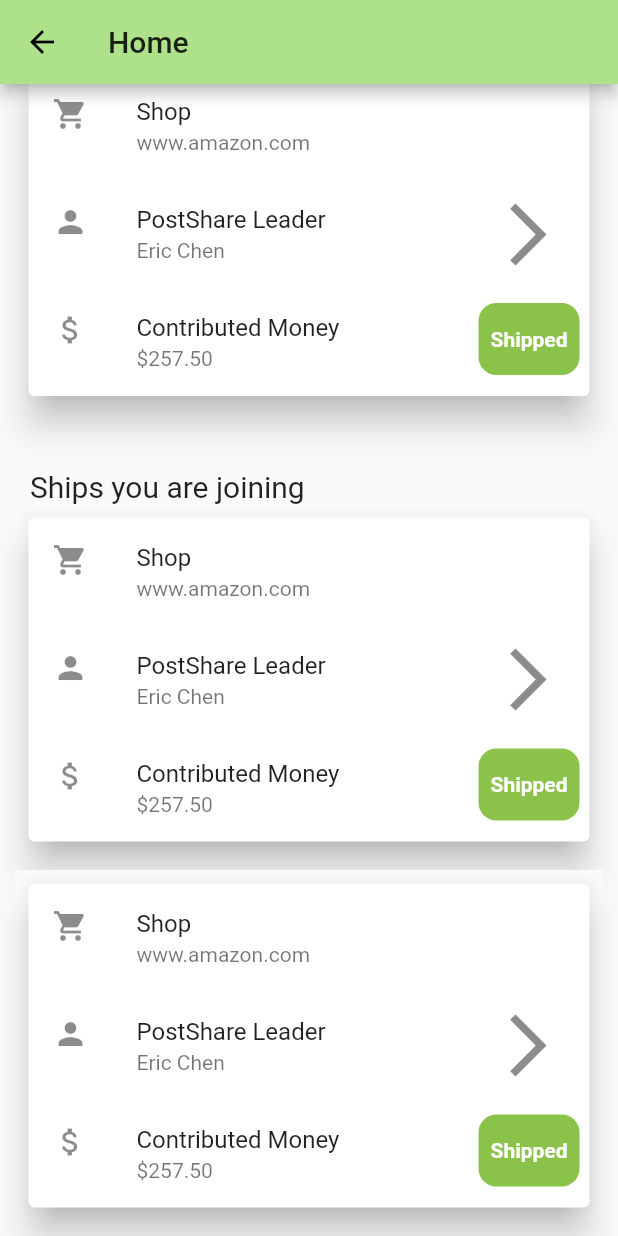
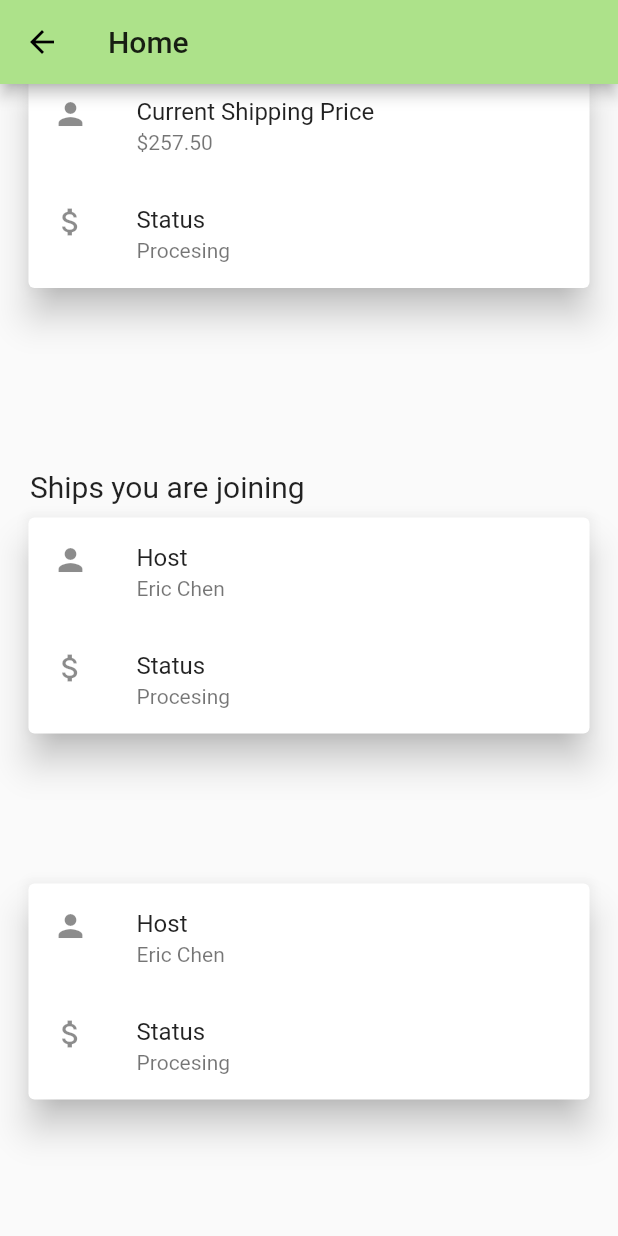
Before and after one commit to betty-guo/Shipmates, a Flutter app: the HomePageView screen opened directly with sample values from the repository, scrolled down 1290 dp, on a phone screen of 412 x 824 dp. Run offline on Flutter 3.47's test engine with Material 2 defaults, Android fonts, the phone set to English and light mode, and no system bars; our stand-ins replace flutter_form_builder.

Commit message:
New cards

```diff
--- /dev/null
+++ b/lib/components/hostingSessionCard.dart
@@ -0,0 +1,44 @@
+import 'package:flutter/material.dart';
+import '../destination.dart';
+
+class HostingSessionCard extends StatefulWidget {
+  @override
+  _HostingSessionCardState createState() => _HostingSessionCardState();
+}
+
+class _HostingSessionCardState extends State<HostingSessionCard> {
+  @override
+  Widget build(BuildContext context) {
+    return Scaffold(
+      body: Container(
+        padding: EdgeInsets.all(5),
+        child: InkWell(
+          splashColor: Colors.blue.withAlpha(30),
+          onTap: () {
+            print('Card tapped.');
+          },
+          child: Card(
+            elevation: 10,
+            child: Column(
+              mainAxisSize: MainAxisSize.min,
+              children: <Widget>[
+                const ListTile(
+                  leading: Icon(Icons.person),
+                  title: Text('Current Shipping Price'),
+                  subtitle: Text('\$' + '257.50'),
+                ),
+                Stack(children: <Widget>[
+                  ListTile(
+                    leading: Icon(Icons.attach_money),
+                    title: Text('Status'),
+                    subtitle: Text('Procesing'),
+                  ),
+                ]),
+              ],
+            ),
+          ),
+        ),
+      ),
+    );
+  }
+}
--- /dev/null
+++ b/lib/components/joinedSessionCard.dart
@@ -0,0 +1,44 @@
+import 'package:flutter/material.dart';
+import '../destination.dart';
+
+class JoinedSessionCard extends StatefulWidget {
+  @override
+  _JoinedSessionCardState createState() => _JoinedSessionCardState();
+}
+
+class _JoinedSessionCardState extends State<JoinedSessionCard> {
+  @override
+  Widget build(BuildContext context) {
+    return Scaffold(
+      body: Container(
+        padding: EdgeInsets.all(5),
+        child: InkWell(
+          splashColor: Colors.blue.withAlpha(30),
+          onTap: () {
+            print('Card tapped.');
+          },
+          child: Card(
+            elevation: 10,
+            child: Column(
+              mainAxisSize: MainAxisSize.min,
+              children: <Widget>[
+                const ListTile(
+                  leading: Icon(Icons.person),
+                  title: Text('Host'),
+                  subtitle: Text('Eric Chen'),
+                ),
+                Stack(children: <Widget>[
+                  ListTile(
+                    leading: Icon(Icons.attach_money),
+                    title: Text('Status'),
+                    subtitle: Text('Procesing'),
+                  ),
+                ]),
+              ],
+            ),
+          ),
+        ),
+      ),
+    );
+  }
+}
--- a/lib/homepage_view.dart
+++ b/lib/homepage_view.dart
@@ -1,4 +1,6 @@
 import 'package:flutter/material.dart';
+import 'components/hostingSessionCard.dart';
+import 'components/joinedSessionCard.dart';
 import 'components/sessionCard.dart';
 import 'destination.dart';
 
@@ -29,11 +31,10 @@ class _HomePageViewState extends State<HomePageView> {
           title: Text('Home'),
         ),
         body: ListView(
-          children: <Widget> [
-            Container (
+          children: <Widget>[
+            Container(
               margin: EdgeInsets.fromLTRB(20, 30, 0, 0),
-              child: Text(
-                  'Ships you are hosting',
+              child: Text('Ships you are hosting',
                   textAlign: TextAlign.start,
                   style: TextStyle(
                     fontSize: 20,
@@ -43,42 +44,41 @@ class _HomePageViewState extends State<HomePageView> {
               width: 500,
               height: 234,
               margin: EdgeInsets.fromLTRB(10, 0, 10, 10),
-              child: SessionCard(),
+              child: HostingSessionCard(),
             ),
             Container(
               width: 500,
               height: 234,
-                child: SessionCard(),
+              child: HostingSessionCard(),
               margin: EdgeInsets.fromLTRB(10, 0, 10, 10),
             ),
             Container(
               width: 500,
               height: 234,
-              child: SessionCard(),
+              child: HostingSessionCard(),
               margin: EdgeInsets.fromLTRB(10, 0, 10, 10),
             ),
             Container(
               width: 500,
               height: 234,
-              child: SessionCard(),
+              child: HostingSessionCard(),
               margin: EdgeInsets.fromLTRB(10, 0, 10, 10),
             ),
             Container(
               width: 500,
               height: 234,
-              child: SessionCard(),
+              child: HostingSessionCard(),
               margin: EdgeInsets.fromLTRB(10, 0, 10, 10),
             ),
             Container(
               width: 500,
               height: 234,
-              child: SessionCard(),
+              child: HostingSessionCard(),
               margin: EdgeInsets.fromLTRB(10, 0, 10, 10),
             ),
-            Container (
+            Container(
               margin: EdgeInsets.fromLTRB(20, 30, 0, 0),
-              child: Text(
-                  'Ships you are joining',
+              child: Text('Ships you are joining',
                   textAlign: TextAlign.start,
                   style: TextStyle(
                     fontSize: 20,
@@ -87,18 +87,17 @@ class _HomePageViewState extends State<HomePageView> {
             Container(
               width: 500,
               height: 234,
-              child: SessionCard(),
+              child: JoinedSessionCard(),
               margin: EdgeInsets.fromLTRB(10, 0, 10, 10),
             ),
             Container(
               width: 500,
               height: 234,
-              child: SessionCard(),
+              child: JoinedSessionCard(),
               margin: EdgeInsets.fromLTRB(10, 0, 10, 10),
             ),
           ],
-        )
-    );
+        ));
   }
 
   @override
```
Lines whose indentation alone changed are shown as unchanged.
